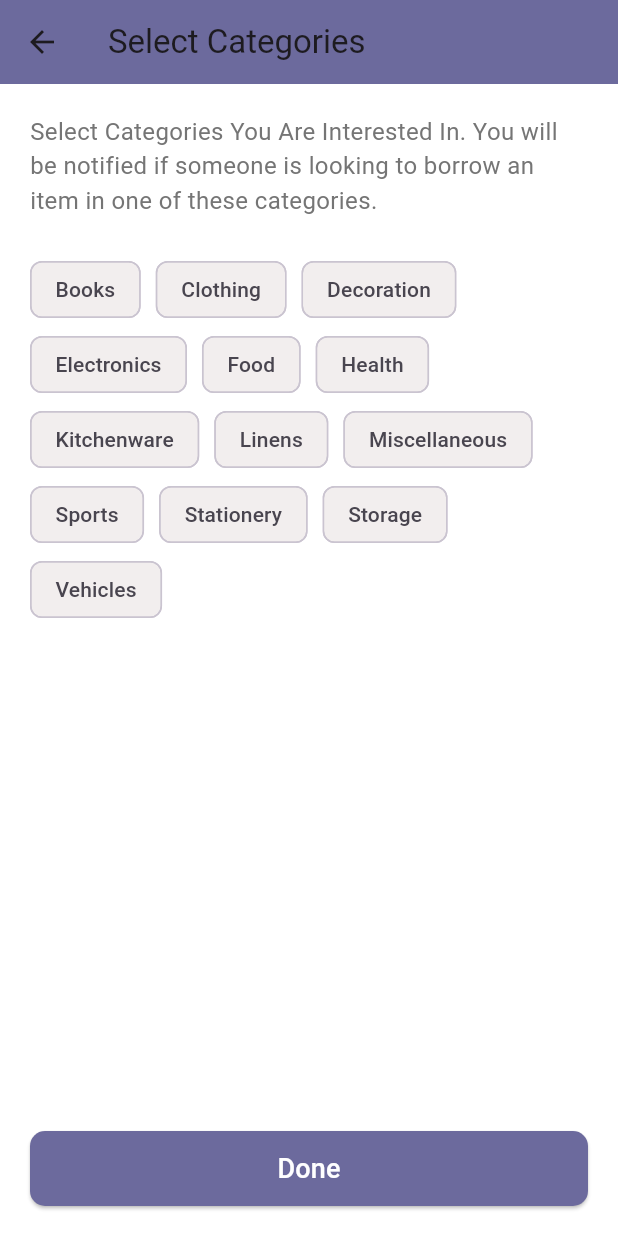
After one commit to marticodes/DropApp, a Flutter app: the CategorySelectionPage screen opened directly, on a phone screen of 412 x 824 dp. The commit adds this screen. Run offline on Flutter 3.47's test engine with Material 3 defaults, Android fonts, the phone set to English and light mode, and no system bars.

Commit message:
new category page

```diff
--- /dev/null
+++ b/Drop_App_FrontEnd/lib/pages/category_selection_page.dart
@@ -0,0 +1,103 @@
+import 'package:flutter/material.dart';
+import 'package:drop_app/pages/user_profile.dart'; // Import the UserProfilePage
+
+class CategorySelectionPage extends StatefulWidget {
+  @override
+  _CategorySelectionPageState createState() => _CategorySelectionPageState();
+}
+
+class _CategorySelectionPageState extends State<CategorySelectionPage> {
+  final List<String> categories = [
+    'Books',
+    'Clothing',
+    'Decoration',
+    'Electronics',
+    'Food',
+    'Health',
+    'Kitchenware',
+    'Linens',
+    'Miscellaneous',
+    'Sports',
+    'Stationery',
+    'Storage',
+    'Vehicles',
+  ];
+
+  List<String> selectedCategories = [];
+
+  @override
+  Widget build(BuildContext context) {
+    return Scaffold(
+      backgroundColor: Colors.white,
+      appBar: AppBar(
+        title: Text("Select Categories"),
+        backgroundColor: const Color.fromARGB(255, 108, 106, 157),
+      ),
+      body: Padding(
+        padding: const EdgeInsets.all(20.0),
+        child: Column(
+          crossAxisAlignment: CrossAxisAlignment.start,
+          children: [
+            Text(
+              "Select Categories You Are Interested In. You will be notified if someone is looking to borrow an item in one of these categories.",
+              style: TextStyle(fontSize: 16, color: Colors.grey[600]),
+            ),
+            SizedBox(height: 20),
+            Expanded(
+              child: Wrap(
+                spacing: 10.0,  // Horizontal space between items
+                runSpacing: -6.0, // Adjust this for vertical spacing
+                children: categories.map((category) {
+                  return Padding(
+                    padding: const EdgeInsets.symmetric(vertical: 4.0),
+                    child: ChoiceChip(
+                      label: Text(category),
+                      selected: selectedCategories.contains(category),
+                      onSelected: (bool selected) {
+                        setState(() {
+                          if (selected) {
+                            selectedCategories.add(category);
+                          } else {
+                            selectedCategories.remove(category);
+                          }
+                        });
+                      },
+                      selectedColor: const Color.fromARGB(255, 154, 153, 194),
+                      backgroundColor: const Color.fromARGB(255, 242, 238, 238),
+                    ),
+                  );
+                }).toList(),
+              ),
+            ),
+            ElevatedButton(
+              onPressed: () {
+                if (selectedCategories.isNotEmpty) {
+                  // Navigate to User Profile Page
+                  Navigator.pushReplacement(
+                    context,
+                    MaterialPageRoute(builder: (context) => UserProfilePage()),
+                  );
+                } else {
+                  ScaffoldMessenger.of(context).showSnackBar(
+                    SnackBar(content: Text('Please select at least one category')),
+                  );
+                }
+              },
+              style: ElevatedButton.styleFrom(
+                backgroundColor: const Color.fromARGB(255, 108, 106, 157),
+                minimumSize: Size(double.infinity, 50),
+                shape: RoundedRectangleBorder(
+                  borderRadius: BorderRadius.circular(10),
+                ),
+              ),
+              child: Text(
+                'Done',
+                style: TextStyle(fontSize: 18, color: Colors.white),
+              ),
+            ),
+          ],
+        ),
+      ),
+    );
+  }
+}
--- a/Drop_App_FrontEnd/lib/pages/log_in.dart
+++ b/Drop_App_FrontEnd/lib/pages/log_in.dart
@@ -36,7 +36,7 @@ class LoginPage extends StatelessWidget {
               TextField(
                 decoration: InputDecoration(
                   prefixIcon: Icon(Icons.person),
-                  hintText: 'Username',
+                  hintText: 'Student ID',
                   filled: true,
                   fillColor: const Color.fromARGB(255, 230, 229, 246),
                   border: OutlineInputBorder(
```
Also changed, not shown: Drop_App_FrontEnd/lib/pages/sign_up.dart (+69 -136 lines), Drop_App_FrontEnd/lib/pages/user_profile.dart (added, +29 -0 lines), Drop_App_FrontEnd/lib/top_bar/top_bar_search.dart (+38 -7 lines).
